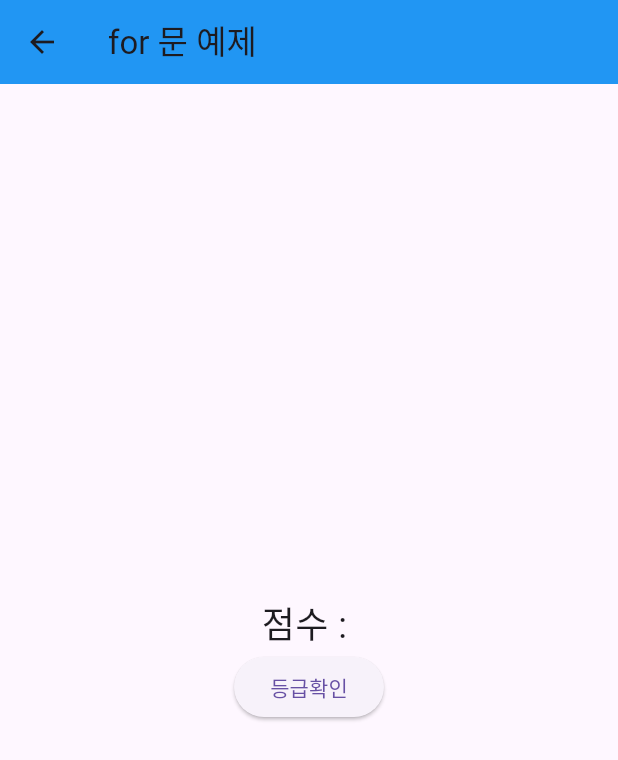
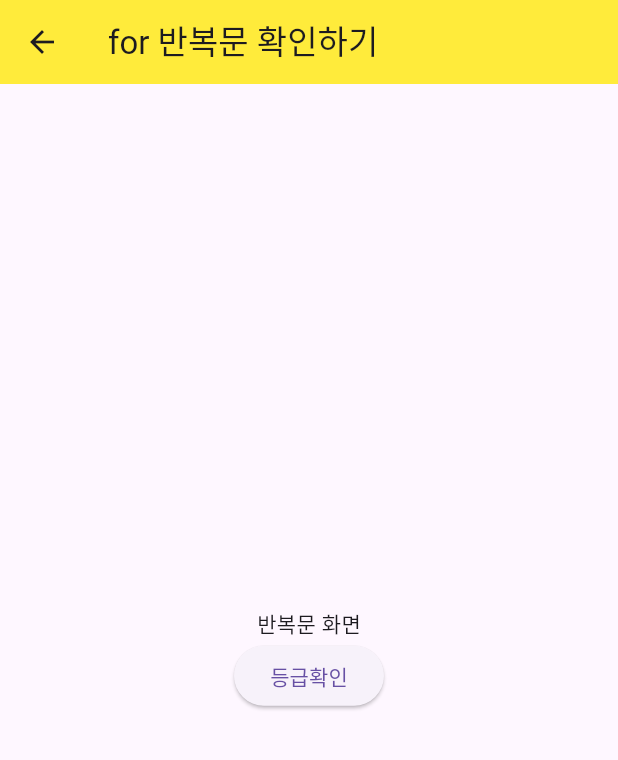
Before and after one commit to PHB-1994/flutter-workspace, a Flutter app: the ForScreen screen opened by its route, on a phone screen of 412 x 824 dp. Shown: the top 760 px of the screen. Run offline on Flutter 3.47's test engine with Material 3 defaults, Android fonts, the phone set to English and light mode, and no system bars; our stand-ins replace go_router.

Commit message:
void function if for

```diff
--- a/lib/basic/for_screen.dart
+++ b/lib/basic/for_screen.dart
@@ -1,28 +1,36 @@
 import 'package:flutter/material.dart';
 import 'package:go_router/go_router.dart';
 
-class ForScreen extends StatelessWidget {
+class ForScreen extends StatefulWidget {
   const ForScreen({super.key});
 
+  @override
+  State<ForScreen> createState() => _ForScreen();
+}
+
+class _ForScreen extends State<ForScreen> {
   // appbar 이용해서 메인으로 가는 버튼 생성
   @override
   Widget build(BuildContext context) {
     return Scaffold(
       appBar: AppBar(
-        title: const Text("for 문 예제"),
-        backgroundColor: Colors.blue,
+        title: const Text("for 반복문 확인하기"),
+        backgroundColor: Colors.yellow,
+        // 돌아가기 아이콘 추가
         leading: IconButton(
-            onPressed: () => context.go('/'),
-            icon: const Icon(Icons.arrow_back)),
+          onPressed: () => context.go('/'),
+          icon: const Icon(Icons.arrow_back),
+        ),
       ),
       body: Center(
         child: Column(
           mainAxisAlignment: MainAxisAlignment.center,
           children: [
-            Text('점수 : ', style: const TextStyle(fontSize: 24)),
+            Text('반복문 화면'),
             ElevatedButton(
-                onPressed: () => context.go('/'),
-                child: const Text("등급확인"))
+              onPressed: () => context.go('/'),
+              child: const Text("등급확인"),
+            ),
           ],
         ),
       ),
```
